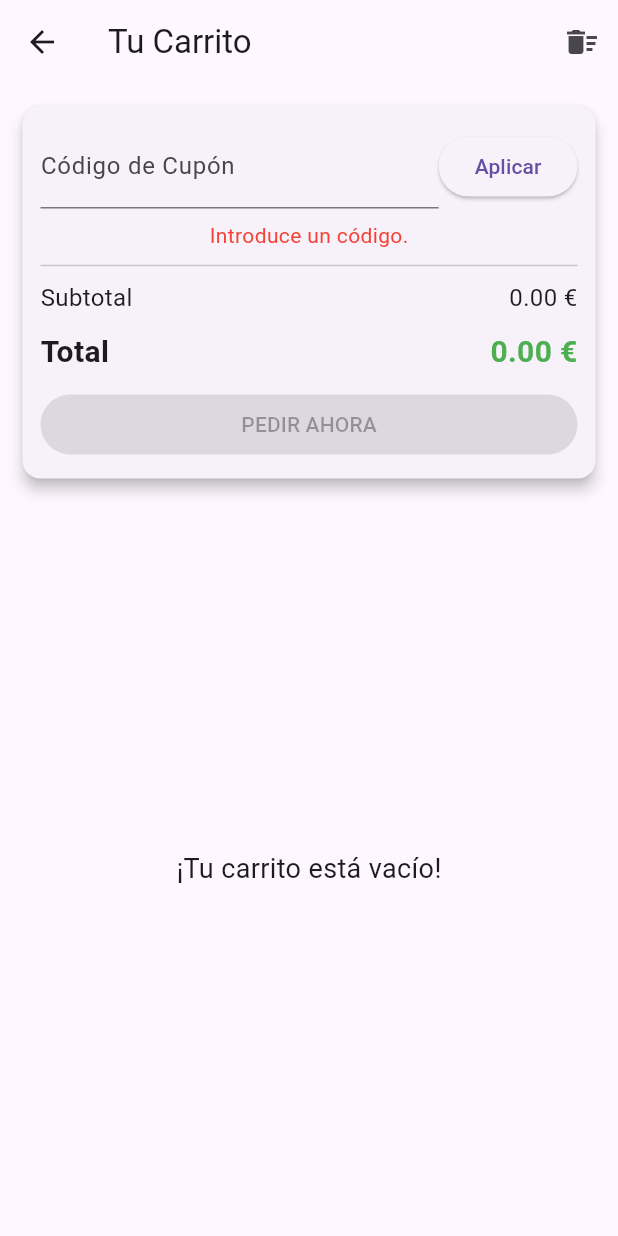
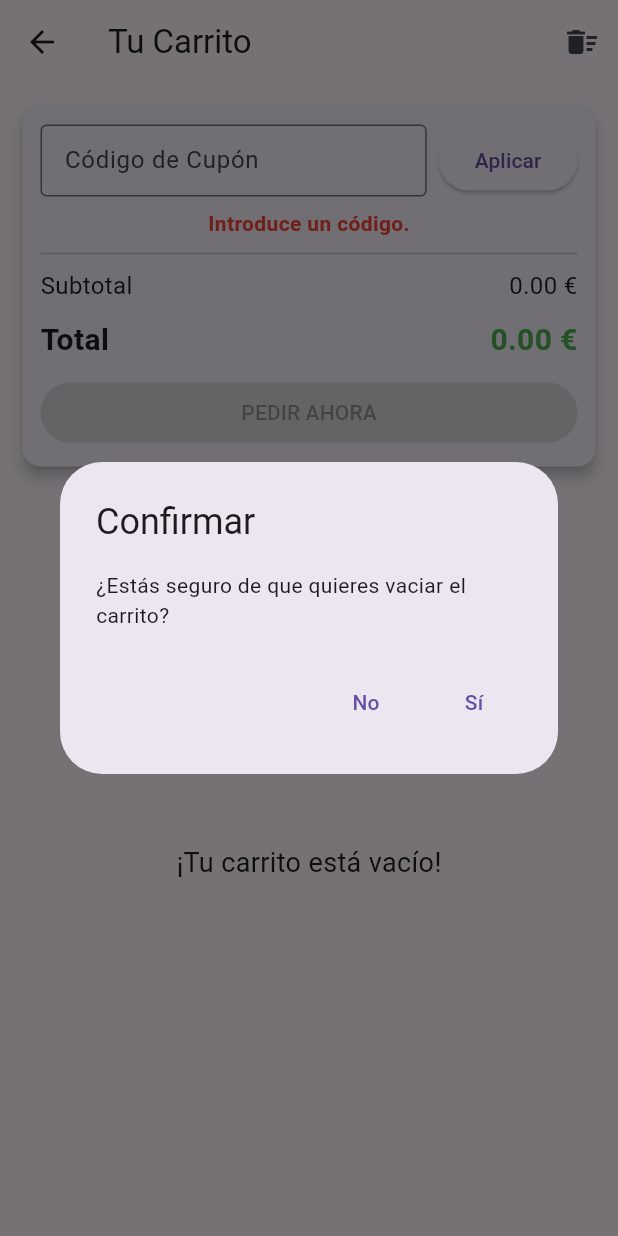
Before and after one commit to JohaanGV07/PI2DAM, a Flutter app: the CartScreen screen opened directly with empty values, after a tap on "Aplicar", after a tap on the "delete sweep" icon, on a phone screen of 412 x 824 dp. Run offline on Flutter 3.47's test engine with Material 3 defaults, Android fonts, the phone set to English and light mode, and no system bars; our stand-ins replace cloud_firestore, firebase_auth, firebase_core, flutter_fortune_wheel, flutter_map, flutter_rating_bar and 5 more; missing offline and left inert: universal_html; accounts and stored records are empty.

Commit message:
Version 6.0.0 sistema de canjeo

```diff
--- a/lib/features/cart/screens/cart_screen.dart
+++ b/lib/features/cart/screens/cart_screen.dart
@@ -1,14 +1,13 @@
-// lib/features/cart/screens/cart_screen.dart
-
 import 'package:flutter/material.dart';
 import 'package:provider/provider.dart';
 import 'package:flutter_firestore_login/core/providers/cart_provider.dart';
 import 'package:flutter_firestore_login/features/cart/screens/checkout_screen.dart';
+
 import '../../../core/models/product_model.dart';
 
 class CartScreen extends StatefulWidget {
   final String username;
-  final String userId; // <-- Asegúrate de que esto se pasa desde ProductListScreen
+  final String userId;
 
   const CartScreen({
     super.key,
@@ -21,18 +20,21 @@ class CartScreen extends StatefulWidget {
 }
 
 class _CartScreenState extends State<CartScreen> {
-  // Controlador para el campo del cupón
   final TextEditingController _couponController = TextEditingController();
 
   void _applyCoupon() {
     final cart = Provider.of<CartProvider>(context, listen: false);
-    // Pasamos el userId para que el provider pueda buscar en los cupones personales
-    cart.applyCoupon(_couponController.text, widget.username); // OJO: Debería ser widget.userId
+
+    // *** CORRECCIÓN AQUÍ ***
+    // Antes pasabas widget.username, ahora pasamos widget.userId
+    // para que busque en la subcolección correcta de Firestore.
+    cart.applyCoupon(_couponController.text, widget.userId);
+
+    FocusScope.of(context).unfocus();
   }
 
   @override
   Widget build(BuildContext context) {
-    // Usamos un Consumer aquí para reconstruir solo las partes necesarias
     return Consumer<CartProvider>(
       builder: (context, cart, child) {
         return Scaffold(
@@ -42,7 +44,26 @@ class _CartScreenState extends State<CartScreen> {
               IconButton(
                 icon: const Icon(Icons.delete_sweep),
                 onPressed: () {
-                  // ... (lógica del diálogo para vaciar carrito) ...
+                  showDialog(
+                    context: context,
+                    builder: (ctx) => AlertDialog(
+                      title: const Text('Confirmar'),
+                      content: const Text('¿Estás seguro de que quieres vaciar el carrito?'),
+                      actions: [
+                        TextButton(
+                          child: const Text('No'),
+                          onPressed: () => Navigator.of(ctx).pop(),
+                        ),
+                        TextButton(
+                          child: const Text('Sí'),
+                          onPressed: () {
+                            cart.clearCart();
+                            Navigator.of(ctx).pop();
+                          },
+                        ),
+                      ],
+                    ),
+                  );
                 },
                 tooltip: 'Vaciar carrito',
               ),
@@ -50,7 +71,7 @@ class _CartScreenState extends State<CartScreen> {
           ),
           body: Column(
             children: [
-              // --- 1. Panel Superior (ACTUALIZADO CON DESCUENTOS) ---
+              // --- Panel Superior ---
               Card(
                 margin: const EdgeInsets.all(15),
                 elevation: 4,
@@ -58,7 +79,7 @@ class _CartScreenState extends State<CartScreen> {
                   padding: const EdgeInsets.all(12),
                   child: Column(
                     children: [
-                      // --- Campo de Cupón ---
+                      // Campo de Cupón
                       Row(
                         children: [
                           Expanded(
@@ -66,18 +87,20 @@ class _CartScreenState extends State<CartScreen> {
                               controller: _couponController,
                               decoration: const InputDecoration(
                                 labelText: "Código de Cupón",
-                                hintText: "BIENVENIDO10",
+                                hintText: "Ej: GANADO-10-XYZ",
+                                isDense: true,
+                                border: OutlineInputBorder(),
                               ),
                               textCapitalization: TextCapitalization.characters,
                             ),
                           ),
+                          const SizedBox(width: 8),
                           ElevatedButton(
                             onPressed: _applyCoupon,
                             child: const Text("Aplicar"),
                           ),
                         ],
                       ),
-                      // Mensaje de estado del cupón
                       if (cart.couponStatusMessage.isNotEmpty)
                         Padding(
                           padding: const EdgeInsets.only(top: 8.0),
@@ -85,13 +108,14 @@ class _CartScreenState extends State<CartScreen> {
                             cart.couponStatusMessage,
                             style: TextStyle(
                               color: cart.appliedCouponCode != null ? Colors.green : Colors.red,
+                              fontWeight: FontWeight.bold,
                             ),
                           ),
                         ),
 
                       const Divider(height: 20),
 
-                      // --- Desglose de Precios ---
+                      // Desglose
                       Row(
                         mainAxisAlignment: MainAxisAlignment.spaceBetween,
                         children: [
@@ -110,7 +134,7 @@ class _CartScreenState extends State<CartScreen> {
 
                       const SizedBox(height: 10),
 
-                      // --- TOTAL FINAL ---
+                      // Total
                       Row(
                         mainAxisAlignment: MainAxisAlignment.spaceBetween,
                         children: [
@@ -127,7 +151,7 @@ class _CartScreenState extends State<CartScreen> {
 
                       const SizedBox(height: 10),
 
-                      // --- Botón de Pedir ---
+                      // Botón Pedir
                       ElevatedButton(
                         onPressed: (cart.items.isEmpty)
                             ? null
@@ -138,13 +162,14 @@ class _CartScreenState extends State<CartScreen> {
                                     builder: (_) => CheckoutScreen(
                                       username: widget.username,
                                       userId: widget.userId,
-                                      // TODO: Pasar el cupón y el total al checkout
                                     ),
                                   ),
                                 );
                               },
                         style: ElevatedButton.styleFrom(
-                          minimumSize: const Size(double.infinity, 40)
+                          minimumSize: const Size(double.infinity, 40),
+                          backgroundColor: Theme.of(context).primaryColor,
+                          foregroundColor: Colors.white,
                         ),
                         child: const Text('PEDIR AHORA'),
                       ),
@@ -153,7 +178,7 @@ class _CartScreenState extends State<CartScreen> {
                 ),
               ),
 
-              // --- 2. Lista de productos (se queda igual) ---
+              // --- Lista de productos ---
               Expanded(
                 child: cart.items.isEmpty
                     ? const Center(
@@ -172,9 +197,8 @@ class _CartScreenState extends State<CartScreen> {
   }
 }
 
-// (La clase CartListItem se queda exactamente igual)
+// Widget interno para lista (sin cambios)
 class CartListItem extends StatelessWidget {
-  // ... (código de CartListItem sin cambios) ...
   final CartItem item;
   const CartListItem({super.key, required this.item});
 
```
